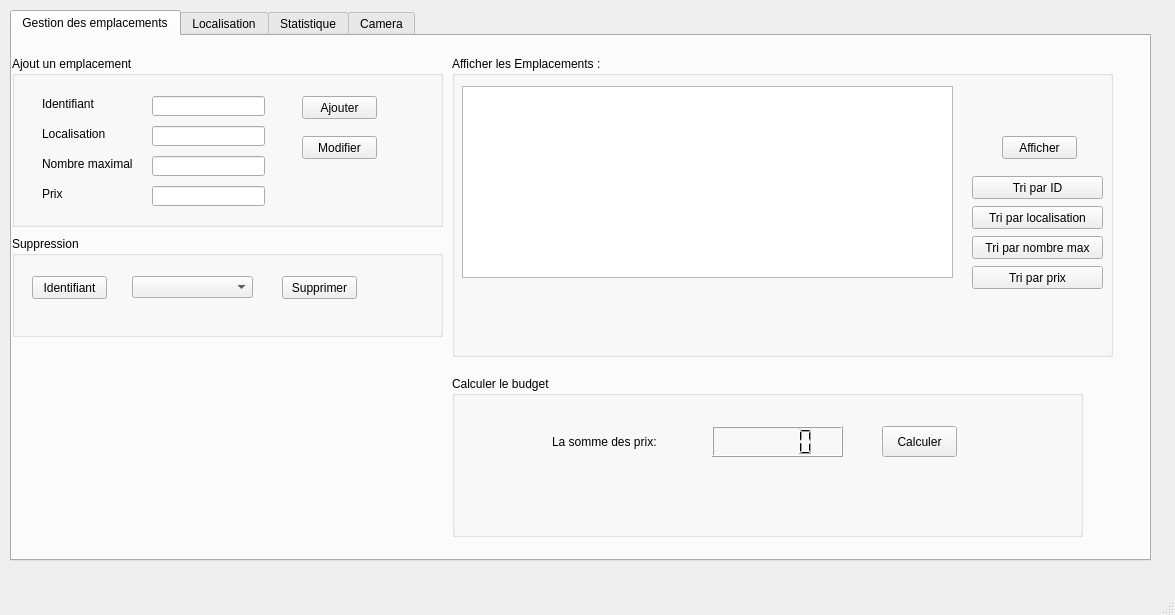
The window that Emplacment/maquette.ui (YASSCODER/UberStation_24) describes before a commit, drawn with Qt 5.
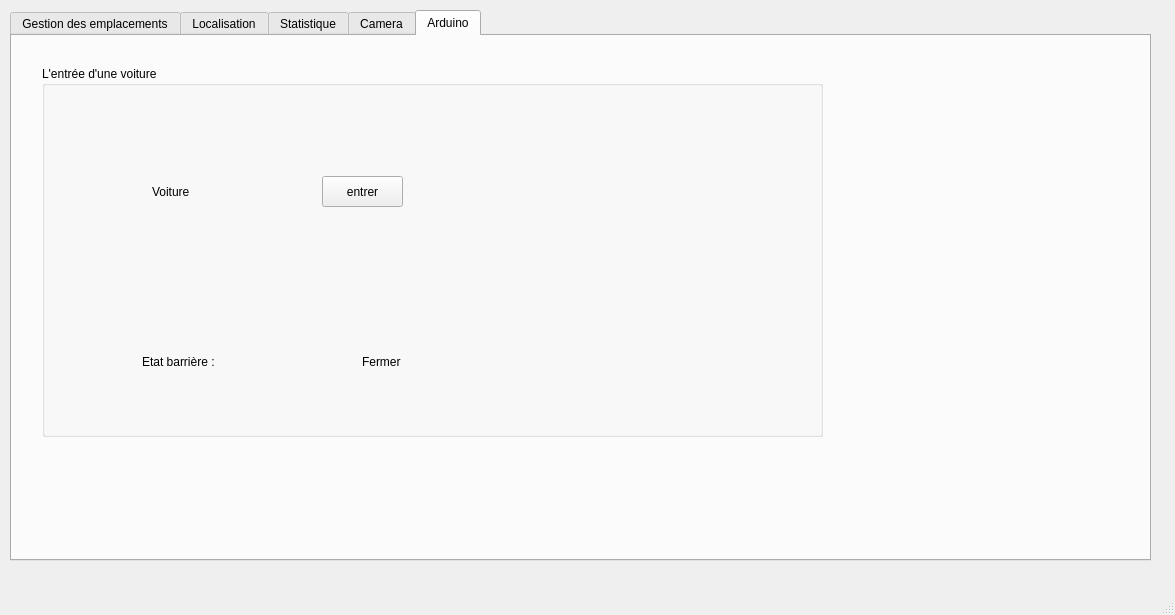
The same window after the commit.

Commit message: Ajouter Arduino files

Patch:
```diff
--- a/Emplacment/maquette.ui
+++ b/Emplacment/maquette.ui
@@ -29,7 +29,7 @@
      </font>
     </property>
     <property name="currentIndex">
-     <number>0</number>
+     <number>4</number>
     </property>
     <widget class="QWidget" name="tab">
      <attribute name="title">
@@ -485,6 +485,89 @@
       </widget>
      </widget>
     </widget>
+    <widget class="QWidget" name="tab_5">
+     <attribute name="title">
+      <string>Arduino</string>
+     </attribute>
+     <widget class="QGroupBox" name="groupBox_3">
+      <property name="geometry">
+       <rect>
+        <x>30</x>
+        <y>30</y>
+        <width>781</width>
+        <height>371</height>
+       </rect>
+      </property>
+      <property name="title">
+       <string>L'entrée d'une voiture</string>
+      </property>
+      <widget class="QLabel" name="label_9">
+       <property name="geometry">
+        <rect>
+         <x>110</x>
+         <y>110</y>
+         <width>141</width>
+         <height>31</height>
+        </rect>
+       </property>
+       <property name="text">
+        <string>Voiture</string>
+       </property>
+      </widget>
+      <widget class="QPushButton" name="pb_entrer">
+       <property name="geometry">
+        <rect>
+         <x>280</x>
+         <y>110</y>
+         <width>81</width>
+         <height>31</height>
+        </rect>
+       </property>
+       <property name="text">
+        <string>entrer</string>
+       </property>
+      </widget>
+      <widget class="QLabel" name="label_10">
+       <property name="geometry">
+        <rect>
+         <x>100</x>
+         <y>280</y>
+         <width>141</width>
+         <height>31</height>
+        </rect>
+       </property>
+       <property name="text">
+        <string>Etat barrière : </string>
+       </property>
+      </widget>
+      <widget class="QLabel" name="etat_label">
+       <property name="geometry">
+        <rect>
+         <x>320</x>
+         <y>280</y>
+         <width>141</width>
+         <height>31</height>
+        </rect>
+       </property>
+       <property name="text">
+        <string>Fermer</string>
+       </property>
+      </widget>
+      <widget class="QLabel" name="etat_label_entrer">
+       <property name="geometry">
+        <rect>
+         <x>480</x>
+         <y>110</y>
+         <width>211</width>
+         <height>31</height>
+        </rect>
+       </property>
+       <property name="text">
+        <string/>
+       </property>
+      </widget>
+     </widget>
+    </widget>
    </widget>
   </widget>
   <widget class="QMenuBar" name="menubar">
```
Left out of the diff: 2 changed lines with no effect on the pictures. The commit also changes 8 other files.
